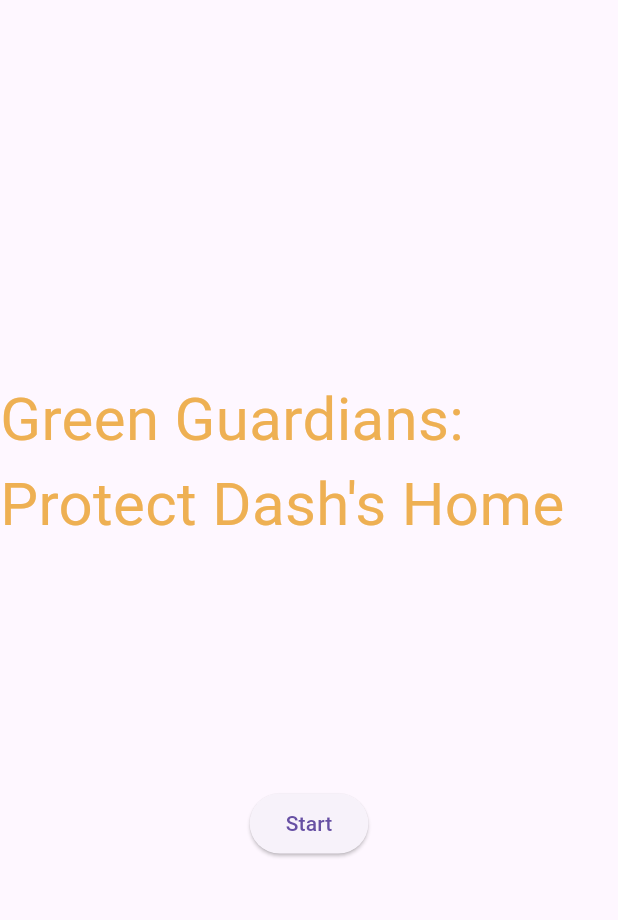
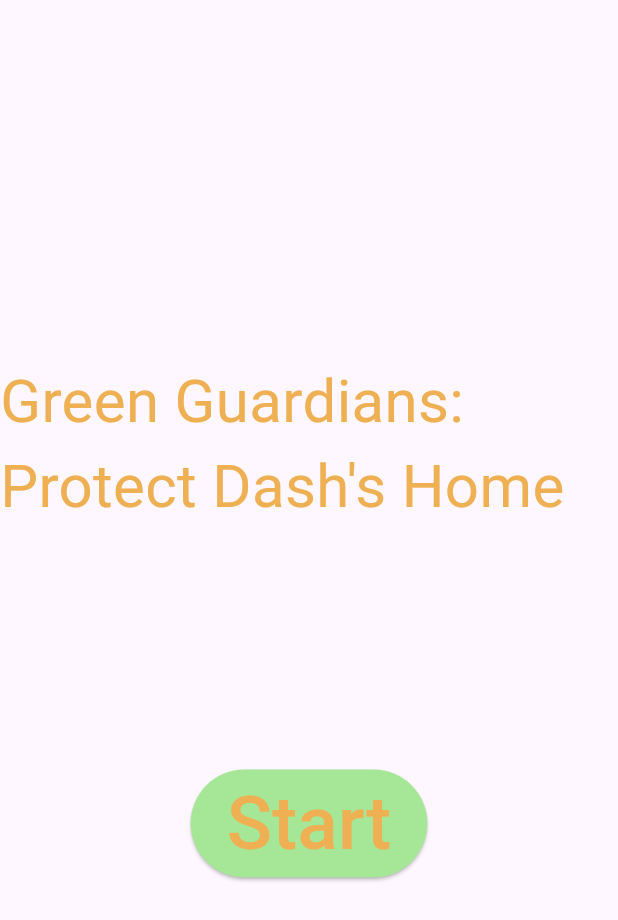
Before and after one commit to PurpleFlower436/Green_Guardians, a Flutter app: the screen it shows after launch, on a phone screen of 412 x 824 dp. Shown: the top 920 px of the screen. Run offline on Flutter 3.47's test engine with Material 3 defaults, Android fonts, the phone set to English and light mode, and no system bars; our stand-ins replace flutter_animate; missing offline and left inert: flame, flame_audio; Roboto replaces fonts that are missing (Playfair Display).

Commit message:
Changed Start button theme so it matches with the button on the beg_of_story screen

```diff
--- a/rexs_world/lib/screens/title_screen.dart
+++ b/rexs_world/lib/screens/title_screen.dart
@@ -27,7 +27,12 @@ class titleScreen extends StatelessWidget {
               Navigator.push(context,
                   MaterialPageRoute(builder: (context) => beg_of_story()));
             },
-            child: Text("Start"),
+            style: ElevatedButton.styleFrom(
+              backgroundColor: Color.fromARGB(255, 166, 231, 151),
+            ),
+            child: Text("Start",
+                style: TextStyle(
+                    fontSize: 50, color: Color.fromARGB(255, 238, 176, 83))),
           ),
         ],
       ),
```
